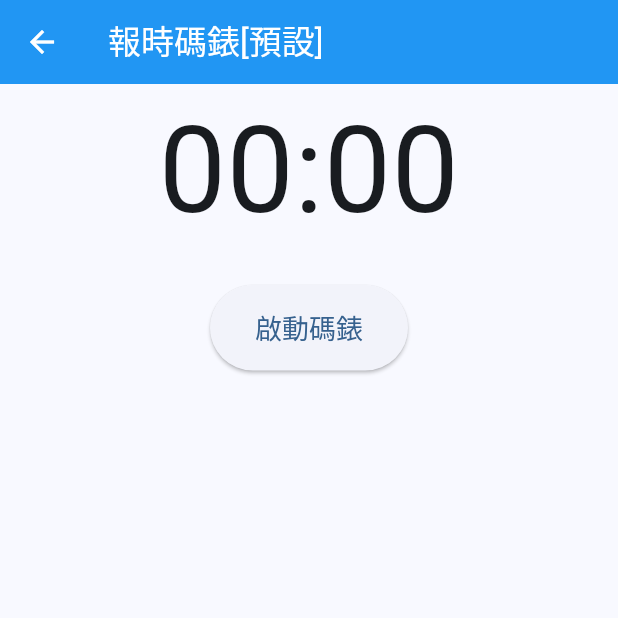
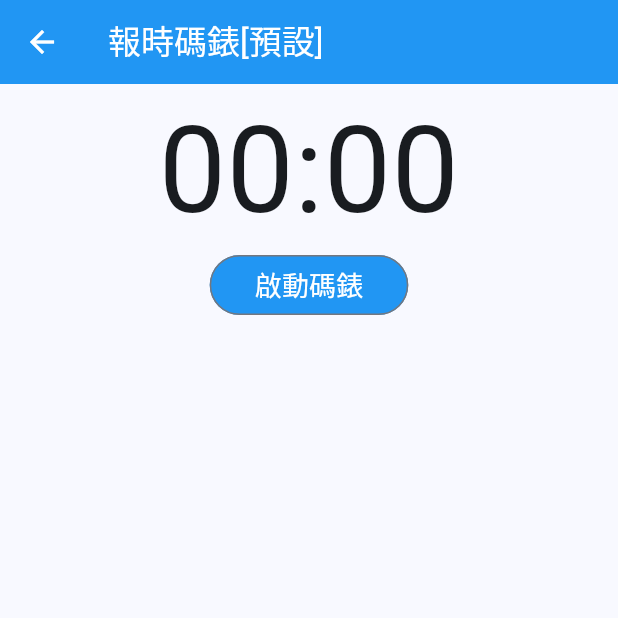
Before and after one commit to jimchen5342/stopwatch, a Flutter app: the screen it shows after launch, after a tap on "預設", on a phone screen of 412 x 824 dp, the top half of it. Run offline on Flutter 3.47's test engine with Material 3 defaults, Android fonts, the phone set to English and light mode, and no system bars; our stand-ins replace flutter_tts, localstorage; missing offline and left inert: flutter_background_service, flutter_background_service_android.

Commit message:
2025-06-10

```diff
--- a/lib/stopwatch/stopwatch.dart
+++ b/lib/stopwatch/stopwatch.dart
@@ -100,13 +100,15 @@ class StopWatch extends StatefulWidget {
   State<StopWatch> createState() => _StopWatchState();
 }
 
-class _StopWatchState extends State<StopWatch> {
+class _StopWatchState extends State<StopWatch> with WidgetsBindingObserver {
   TextToSpeech tts = TextToSpeech();
   final FlutterBackgroundService _service = FlutterBackgroundService();
-  int _secondsElapsed = 0;
-  bool _isRunning = false, begin = false;
+  int _secondsElapsed = 0, frequency = 60, _nextTime = -1;
+  bool _isRunning = false, begin = false, showButton = true;
   dynamic setting;
   List<String> recoders = [];
+  var millSec = DateTime.now().millisecondsSinceEpoch ~/ 1000;
+  String index = "-1";
 
   @override
   initState() {
@@ -118,13 +120,7 @@ class _StopWatchState extends State<StopWatch> {
     // 監聽來自背景服務的 'update' 事件
     _service.on('update').listen((event) {
       if (begin && event != null && event.containsKey("seconds")) {
-        setState(() {
-          _secondsElapsed = event["seconds"];
-          if (_secondsElapsed > 0 && _secondsElapsed % 60 == 0) {
-            var str = formatTime(_secondsElapsed);
-            speak("時間 $str");
-          }
-        });
+        listenToService(event["seconds"]);
       }
     });
 
@@ -138,6 +134,57 @@ class _StopWatchState extends State<StopWatch> {
     WidgetsBinding.instance.addPostFrameCallback((_) async {
       setting = ModalRoute.of(context)?.settings.arguments;
       setState(() {});
+      // {key: 2, title: 超慢跑, interval: 1, interval1: 4, interval1Txt: 休息, interval2: 5, interval2Txt: 開始跑步}
+      // print(setting);
+
+      // setting = {
+      //   "key": 2,
+      //   "title": "超慢跑",
+      //   "interval": 1,
+      //   "interval1": 2,
+      //   "interval1Txt": "休息",
+      //   "interval2": 1,
+      //   "interval2Txt": "開始跑步",
+      // };
+
+      if (setting is Map && setting.containsKey('interval')) {
+        frequency = setting["interval"] * 60;
+      }
+      if (setting is Map &&
+          setting.containsKey('interval1') &&
+          setting.containsKey('interval2')) {
+        if (setting["interval1"] is num &&
+            setting["interval2"] is num &&
+            setting["interval1"] > 0 &&
+            setting["interval2"] > 0) {
+          _nextTime = setting["interval1"] * 60;
+          index = "1";
+        }
+      }
+    });
+  }
+
+  void listenToService(int second) {
+    setState(() {
+      if (second == 0) {
+        millSec = (DateTime.now().millisecondsSinceEpoch ~/ 1000);
+      }
+      int sec = (DateTime.now().millisecondsSinceEpoch ~/ 1000) - millSec;
+      _secondsElapsed = sec;
+      // event["seconds"];
+
+      // print("stopWatch: $sec / $_secondsElapsed; $second; ${DateTime.now()}");
+
+      if (_secondsElapsed > 0 && _secondsElapsed % frequency == 0) {
+        var s1 = "";
+        if (_secondsElapsed >= _nextTime && _nextTime > -1) {
+          s1 = ", ${setting['interval${index}Txt']}";
+          index = index == "1" ? "2" : "1";
+          _nextTime = (setting["interval$index"] * 60) + _secondsElapsed;
+        }
+        var str = formatTime(_secondsElapsed);
+        speak("時間 $str$s1");
+      }
     });
   }
 
@@ -149,6 +196,18 @@ class _StopWatchState extends State<StopWatch> {
     }
     // tts = null;
     super.dispose();
+  }
+
+  @override
+  void didChangeAppLifecycleState(AppLifecycleState state) async {
+    print("didChangeAppLifecycleState: $state");
+    if (AppLifecycleState.detached == state) {
+      // APP 被銷毀、釋放
+      if (_isRunning) {
+        _service.invoke("stopService");
+        speak("關閉碼錶");
+      }
+    } else if (AppLifecycleState.paused == state) {}
   }
 
   @override
@@ -178,6 +237,9 @@ class _StopWatchState extends State<StopWatch> {
 
   // 啟動或停止服務的函數
   void _toggleService() async {
+    setState(() {
+      showButton = false;
+    });
     begin = true;
     bool isRunning = await _service.isRunning();
     if (isRunning) {
@@ -194,8 +256,14 @@ class _StopWatchState extends State<StopWatch> {
       setState(() {
         _isRunning = true;
         speak("啟動碼錶");
+        // millSec = DateTime.now().millisecondsSinceEpoch ~/ 1000;
       });
     }
+    Timer(Duration(seconds: 2), () {
+      setState(() {
+        showButton = !showButton;
+      });
+    });
   }
 
   // 格式化時間，將秒數轉換為 HH:mm:ss 格式
@@ -275,14 +343,28 @@ class _StopWatchState extends State<StopWatch> {
           style: TextStyle(fontSize: 80),
           textAlign: TextAlign.center,
         ),
-        Container(height: 20),
-        ElevatedButton(
-          onPressed: _toggleService,
-          style: ElevatedButton.styleFrom(
-            padding: const EdgeInsets.symmetric(horizontal: 30, vertical: 15),
-            textStyle: const TextStyle(fontSize: 18),
-          ),
-          child: Text(_isRunning ? '停止碼錶' : '啟動碼錶'),
+        // Container(height: 20),
+        SizedBox(
+          height: 40,
+          child:
+              showButton == false
+                  ? null
+                  : OutlinedButton(
+                    onPressed: _toggleService,
+                    style: OutlinedButton.styleFrom(
+                      padding: const EdgeInsets.symmetric(
+                        horizontal: 30,
+                        vertical: 0,
+                      ),
+                      // textStyle: const TextStyle(fontSize: 16, color: Colors.white),
+                      foregroundColor: Colors.white,
+                      backgroundColor: _isRunning ? Colors.red : Colors.blue,
+                    ),
+                    child: Text(
+                      _isRunning ? '停止碼錶' : '啟動碼錶',
+                      style: TextStyle(fontSize: 18, color: Colors.white),
+                    ),
+                  ),
         ),
         _widget(),
       ],
@@ -294,7 +376,10 @@ class _StopWatchState extends State<StopWatch> {
       child: ListView.builder(
         itemCount: recoders.length,
         itemBuilder: (context, index) {
-          return ListTile(title: Text(recoders[index]));
+          return ListTile(
+            title: Text(recoders[index]),
+            // contentPadding: EdgeInsets.all(0.0),
+          );
         },
       ),
     );
```
